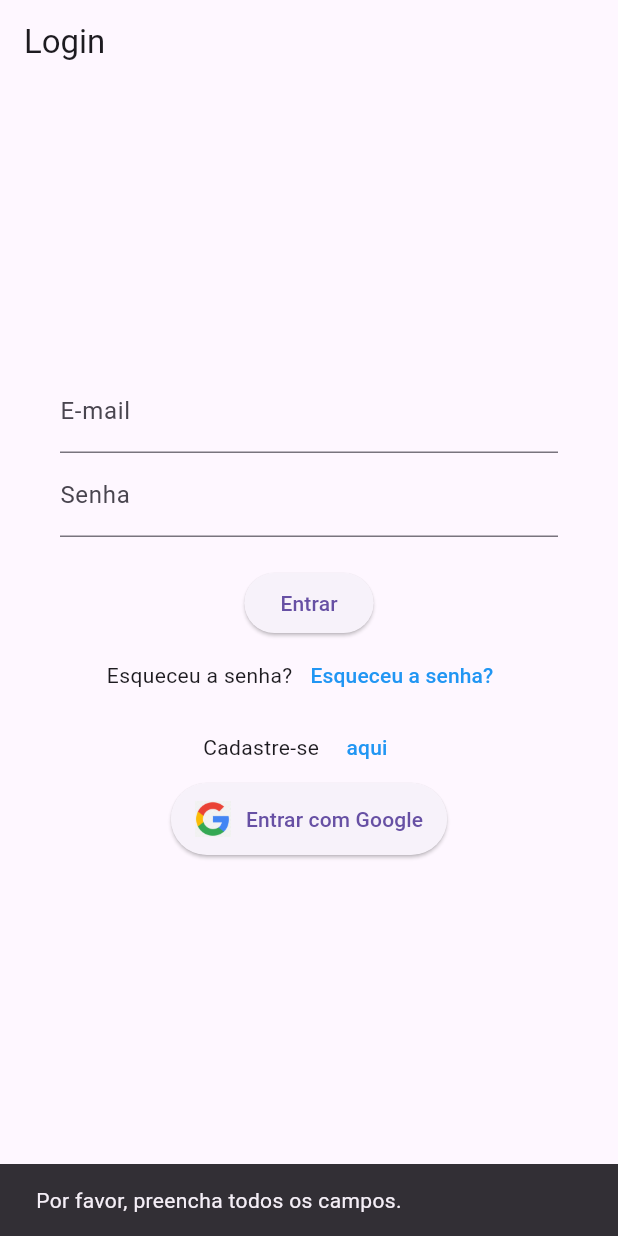
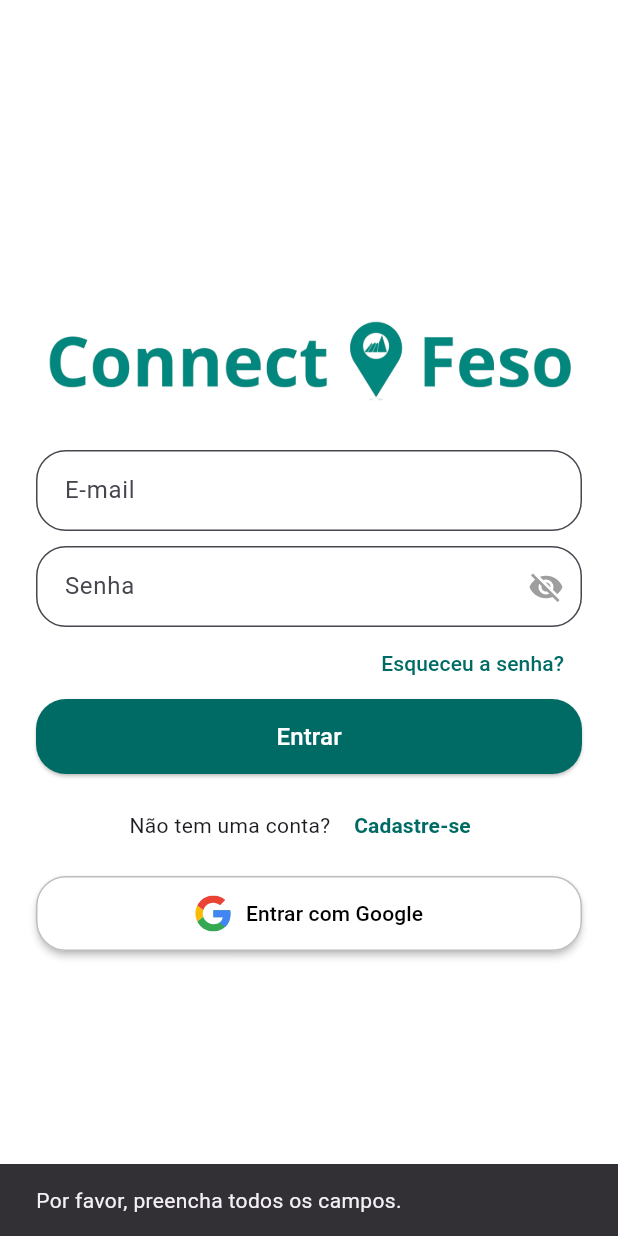
Before and after one commit to hugohvm25/connectfeso, a Flutter app: the screen it shows after launch, after a tap on "Entrar", on a phone screen of 412 x 824 dp. Run offline on Flutter 3.47's test engine with Material 3 defaults, Android fonts, the phone set to English and light mode, and no system bars; our stand-ins replace firebase_auth, firebase_core, flutter_svg, google_sign_in, lottie; accounts and stored records are empty.

Commit message:
Ajuste na tela de login e carregamento

```diff
--- a/lib/main.dart
+++ b/lib/main.dart
@@ -49,7 +49,7 @@ class MyApp extends StatelessWidget {
   Widget build(BuildContext context) {
     return MaterialApp(
       debugShowCheckedModeBanner: false,
-      title: 'Meu App',
+      title: 'Connect Feso',
       theme: ThemeData(primarySwatch: Colors.blue),
       home: SplashScreen(), // Define a Splash Screen como a primeira tela
     );
--- a/lib/screens/login_screen.dart
+++ b/lib/screens/login_screen.dart
@@ -1,12 +1,14 @@
 import 'package:flutter/material.dart';
 import 'package:firebase_auth/firebase_auth.dart';
 import 'package:google_sign_in/google_sign_in.dart';
-import 'register_screen.dart'; // Importe a tela de cadastro
-import 'home_screen.dart'; // Importa a HomeScreen para a navegação
+import 'package:flutter_svg/flutter_svg.dart';
+import 'register_screen.dart';
+import 'home_screen.dart';
 import 'resetpass_screen.dart';
 
+class LoginScreen extends StatefulWidget {
+  const LoginScreen({super.key});
 
-class LoginScreen extends StatefulWidget {
   @override
   _LoginScreenState createState() => _LoginScreenState();
 }
@@ -16,13 +18,13 @@ class _LoginScreenState extends State<LoginScreen> {
   final GoogleSignIn _googleSignIn = GoogleSignIn();
   final TextEditingController _emailController = TextEditingController();
   final TextEditingController _passwordController = TextEditingController();
+  bool _obscurePassword = true; // Para alternar a visibilidade da senha
 
   Future<void> _loginWithEmail() async {
     try {
-      if (_emailController.text.trim().isEmpty || _passwordController.text.trim().isEmpty) {
-        ScaffoldMessenger.of(context).showSnackBar(
-          SnackBar(content: Text('Por favor, preencha todos os campos.')),
-        );
+      if (_emailController.text.trim().isEmpty ||
+          _passwordController.text.trim().isEmpty) {
+        _showSnackBar('Por favor, preencha todos os campos.');
         return;
       }
 
@@ -31,26 +33,21 @@ class _LoginScreenState extends State<LoginScreen> {
         password: _passwordController.text.trim(),
       );
 
-      ScaffoldMessenger.of(context).showSnackBar(
-        SnackBar(content: Text('Login bem-sucedido!')),
-      );
-
-      // Navega para a HomeScreen após o login
+      _showSnackBar('Login bem-sucedido!');
       Navigator.pushReplacement(
         context,
         MaterialPageRoute(builder: (context) => HomeScreen()),
       );
     } catch (e) {
-      ScaffoldMessenger.of(context).showSnackBar(
-        SnackBar(content: Text('Erro ao fazer login: $e')),
-      );
+      _showSnackBar('Erro ao fazer login: $e');
     }
   }
 
   Future<void> _loginWithGoogle() async {
     try {
       final GoogleSignInAccount? googleUser = await _googleSignIn.signIn();
-      final GoogleSignInAuthentication? googleAuth = await googleUser?.authentication;
+      final GoogleSignInAuthentication? googleAuth =
+      await googleUser?.authentication;
 
       if (googleAuth == null) return;
 
@@ -60,67 +57,79 @@ class _LoginScreenState extends State<LoginScreen> {
       );
 
       await _auth.signInWithCredential(credential);
-      ScaffoldMessenger.of(context).showSnackBar(
-        SnackBar(content: Text('Login com Google bem-sucedido!')),
-      );
+      _showSnackBar('Login com Google bem-sucedido!');
 
-      // Navega para a HomeScreen após o login com Google
       Navigator.pushReplacement(
         context,
         MaterialPageRoute(builder: (context) => HomeScreen()),
       );
     } catch (e) {
+      _showSnackBar('Erro ao fazer login com Google: $e');
+    }
+  }
+
+  void _showSnackBar(String message) {
     ScaffoldMessenger.of(context).showSnackBar(
-        SnackBar(content: Text('Erro ao fazer login com Google: $e')),
+      SnackBar(content: Text(message)),
     );
-    }
   }
 
   @override
   Widget build(BuildContext context) {
     return Scaffold(
-      resizeToAvoidBottomInset: false,  // Impede que o teclado empurre os widgets
-      appBar: AppBar(title: Text('Login')),
-      body: SingleChildScrollView(
-        padding: EdgeInsets.all(40),
+      backgroundColor: Colors.white,
+      body: Padding(
+        padding: EdgeInsets.symmetric(horizontal: 24),
+        child: Center(
           child: Column(
-            children: [
-              SizedBox(height: 150),
-              TextField(
-                controller: _emailController,
-                decoration: InputDecoration(labelText: 'E-mail'),
-              ),
-              TextField(
-                controller: _passwordController,
-                decoration: InputDecoration(labelText: 'Senha'),
-                obscureText: true,
-              ),
-              SizedBox(height: 20),
-              ElevatedButton(
-                onPressed: _loginWithEmail,
-                child: Text('Entrar'),
-              ),
-
-              Row(
             mainAxisAlignment: MainAxisAlignment.center,
             children: [
-                  Text("Esqueceu a senha?"),
-                    TextButton(
+              // Logo
+              Image.asset(
+                'assets/connectfeso.png',
+                height: 100,
+              ),
+              SizedBox(height: 10),
+
+              // Campo de e-mail
+              _buildTextField("E-mail", _emailController),
+              SizedBox(height: 10),
+
+              // Campo de senha
+              _buildTextField(
+                "Senha",
+                _passwordController,
+                isPassword: true,
+              ),
+              SizedBox(height: 0),
+
+              // Esqueceu a senha
+              Align(
+                alignment: Alignment.centerRight,
+                child: TextButton(
                   onPressed: () {
                     Navigator.push(
                       context,
                       MaterialPageRoute(builder: (context) => ResetPassScreen()),
                     );
                   },
-                    child: Text("Esqueceu a senha?", style: TextStyle(color: Colors.blue)),
+                  child: Text(
+                    "Esqueceu a senha?",
+                    style: TextStyle(color: Color(0xFF006B64)),
                   ),
-                ],
                 ),
+              ),
+              SizedBox(height: 0),
 
+              // Botão de Login
+              _buildLoginButton("Entrar", _loginWithEmail),
+              SizedBox(height: 10),
+
+              // Cadastro
               Row(
                 mainAxisAlignment: MainAxisAlignment.center,
                 children: [
-                  Text("Cadastre-se"),
+                  Text("Não tem uma conta? "),
                   TextButton(
                     onPressed: () {
                       Navigator.push(
@@ -129,37 +138,100 @@ class _LoginScreenState extends State<LoginScreen> {
                       );
                     },
                     child: Text(
-                      "aqui",
-                      style: TextStyle(color: Colors.blue),
+                      "Cadastre-se",
+                      style: TextStyle(
+                          color: Color(0xFF006B64),
+                          fontWeight: FontWeight.bold),
                     ),
                   ),
                 ],
               ),
+              SizedBox(height: 10),
 
-
-              // BOTÃO DE LOGIN COM GOOGLE
-
-              ElevatedButton(
-                onPressed: _loginWithGoogle,
-                style: ElevatedButton.styleFrom(
-                  padding: EdgeInsets.symmetric(vertical: 12, horizontal: 16), // Ajuste do espaçamento interno
-                ),
-                child: Row(
-                  mainAxisSize: MainAxisSize.min, // Ajusta o tamanho para o conteúdo
-                  children: [
-                    Image.asset(
-                      'assets/google.png', // Caminho da imagem
-                      height: 24, // Altura da imagem
-                    ),
-                    SizedBox(width: 10), // Espaço entre a imagem e o texto
-                    Text('Entrar com Google'),
+              // Login com Google
+              _buildGoogleLoginButton(),
             ],
           ),
-              ),
-
-            ],
         ),
       ),
     );
   }
+
+  Widget _buildTextField(String hint, TextEditingController controller,
+      {bool isPassword = false}) {
+    return TextField(
+      controller: controller,
+      obscureText: isPassword ? _obscurePassword : false,
+      decoration: InputDecoration(
+        hintText: hint,
+        filled: true,
+        fillColor: Colors.white,
+        contentPadding: EdgeInsets.symmetric(horizontal: 15, vertical: 15),
+        border: OutlineInputBorder(
+          borderRadius: BorderRadius.circular(20),
+          borderSide: BorderSide(color: Colors.grey.shade400),
+        ),
+        suffixIcon: isPassword
+            ? IconButton(
+          icon: Icon(
+            _obscurePassword ? Icons.visibility_off : Icons.visibility,
+            color: Colors.grey,
+          ),
+          onPressed: () {
+            setState(() {
+              _obscurePassword = !_obscurePassword;
+            });
+          },
+        )
+            : null,
+      ),
+    );
   }
+
+  Widget _buildLoginButton(String text, VoidCallback onPressed) {
+    return ElevatedButton(
+      onPressed: onPressed,
+      style: ElevatedButton.styleFrom(
+        backgroundColor: Color(0xFF006B64),
+        minimumSize: Size(double.infinity, 50),
+        shape: RoundedRectangleBorder(
+          borderRadius: BorderRadius.circular(20),
+        ),
+      ),
+      child: Text(
+        text,
+        style: TextStyle(fontSize: 16, color: Colors.white),
+      ),
+    );
+  }
+
+  Widget _buildGoogleLoginButton() {
+    return ElevatedButton(
+      onPressed: _loginWithGoogle,
+      style: ElevatedButton.styleFrom(
+        backgroundColor: Colors.white,
+        elevation: 2,
+        minimumSize: Size(double.infinity, 50),
+        shape: RoundedRectangleBorder(
+          borderRadius: BorderRadius.circular(20),
+          side: BorderSide(color: Colors.grey.shade400),
+        ),
+      ),
+      child: Row(
+        mainAxisAlignment: MainAxisAlignment.center,
+        children: [
+          SvgPicture.asset(
+            'assets/google.svg',
+            height: 24,
+            width: 24,
+          ),
+          SizedBox(width: 10),
+          Text(
+            'Entrar com Google',
+            style: TextStyle(color: Colors.black),
+          ),
+        ],
+      ),
+    );
+  }
+}
--- a/lib/splash_screen.dart
+++ b/lib/splash_screen.dart
@@ -1,5 +1,69 @@
+// import 'package:flutter/material.dart';
+// import 'package:flutter_spinkit/flutter_spinkit.dart';
+// import 'package:firebase_auth/firebase_auth.dart';
+// import 'screens/home_screen.dart'; // Tela principal
+// import 'screens/login_screen.dart'; // Tela de login
+//
+// class SplashScreen extends StatefulWidget {
+//   @override
+//   _SplashScreenState createState() => _SplashScreenState();
+// }
+//
+// class _SplashScreenState extends State<SplashScreen> {
+//   @override
+//   void initState() {
+//     super.initState();
+//     _checkLoginStatus();
+//   }
+//
+//   Future<void> _checkLoginStatus() async {
+//     await Future.delayed(Duration(seconds: 3)); // Simula um carregamento de 3s
+//
+//     // Verifica se o usuário está logado no Firebase
+//     User? user = FirebaseAuth.instance.currentUser;
+//
+//     if (user != null) {
+//       // Usuário autenticado → Vai para a tela principal
+//       Navigator.pushReplacement(
+//         context,
+//         MaterialPageRoute(builder: (context) => HomeScreen()),
+//       );
+//     } else {
+//       // Usuário não autenticado → Vai para a tela de login
+//       Navigator.pushReplacement(
+//         context,
+//         MaterialPageRoute(builder: (context) => LoginScreen()),
+//       );
+//     }
+//   }
+//
+//   @override
+//   Widget build(BuildContext context) {
+//     return Scaffold(
+//       backgroundColor: Colors.white, // Cor de fundo da Splash Screen
+//       body: Center(
+//         child: Column(
+//           mainAxisAlignment: MainAxisAlignment.center,
+//           children: [
+//             Image.asset(
+//               //'assets/logo_unifeso.png',
+//               'assets/logo_animado.gif', // Substitua pelo seu logo// Substitua pelo seu logo
+//               width: 150, // Ajuste o tamanho da logo
+//             ),
+//             SizedBox(height: 20),
+//             SpinKitFadingCircle(
+//               color: Colors.blue, // Cor do efeito de carregamento
+//               size: 50.0,
+//             ),
+//           ],
+//         ),
+//       ),
+//     );
+//   }
+// }
+
 import 'package:flutter/material.dart';
-import 'package:flutter_spinkit/flutter_spinkit.dart';
+import 'package:lottie/lottie.dart';
 import 'package:firebase_auth/firebase_auth.dart';
 import 'screens/home_screen.dart'; // Tela principal
 import 'screens/login_screen.dart'; // Tela de login
@@ -17,19 +81,15 @@ class _SplashScreenState extends State<SplashScreen> {
   }
 
   Future<void> _checkLoginStatus() async {
-    await Future.delayed(Duration(seconds: 3)); // Simula um carregamento de 3s
-
-    // Verifica se o usuário está logado no Firebase
+    await Future.delayed(Duration(seconds: 5)); // Simula carregamento
     User? user = FirebaseAuth.instance.currentUser;
 
     if (user != null) {
-      // Usuário autenticado → Vai para a tela principal
       Navigator.pushReplacement(
         context,
         MaterialPageRoute(builder: (context) => HomeScreen()),
       );
     } else {
-      // Usuário não autenticado → Vai para a tela de login
       Navigator.pushReplacement(
         context,
         MaterialPageRoute(builder: (context) => LoginScreen()),
@@ -40,21 +100,13 @@ class _SplashScreenState extends State<SplashScreen> {
   @override
   Widget build(BuildContext context) {
     return Scaffold(
-      backgroundColor: Colors.white, // Cor de fundo da Splash Screen
+      backgroundColor: Colors.white,
       body: Center(
-        child: Column(
-          mainAxisAlignment: MainAxisAlignment.center,
-          children: [
-            Image.asset(
-              'assets/logo_unifeso.png', // Substitua pelo seu logo
-              width: 150, // Ajuste o tamanho da logo
-            ),
-            SizedBox(height: 20),
-            SpinKitFadingCircle(
-              color: Colors.blue, // Cor do efeito de carregamento
-              size: 50.0,
-            ),
-          ],
+        child: Lottie.asset(
+          'assets/feso_pulsando.json', // Caminho do JSON
+          width: 300,
+          height: 300,
+          fit: BoxFit.contain,
         ),
       ),
     );
```
Also changed, not shown: assets/feso_pulsando.json (added, +1 -0 lines), pubspec.yaml (+8 -4 lines), assets/connectfeso.png (added), assets/google.svg (added), assets/logo_animado.gif (added), pubspec.lock. Lines whose indentation alone changed are shown as unchanged.
